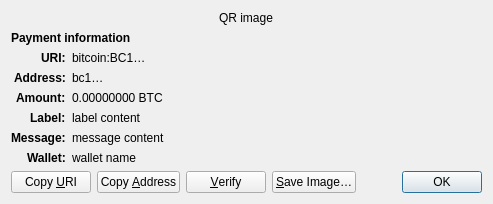
First picture: the form in src/qt/forms/receiverequestdialog.ui, repository genisyskernel/koyotecoin, before the edit.
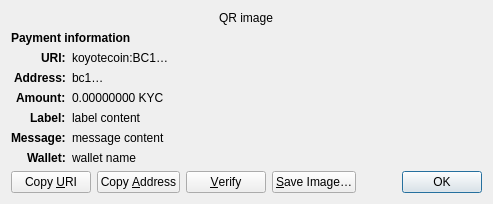
Second picture: the form after the edit. Custom widgets are drawn as their Qt base class.

Commit message: koyotecoin: update code base.

Diff of the .ui file:
```diff
--- a/src/qt/forms/receiverequestdialog.ui
+++ b/src/qt/forms/receiverequestdialog.ui
@@ -65,7 +65,7 @@
    <item row="2" column="1" alignment="Qt::AlignTop">
     <widget class="QLabel" name="uri_content">
      <property name="text">
-      <string notr="true">bitcoin:BC1…</string>
+      <string notr="true">koyotecoin:BC1…</string>
      </property>
      <property name="textFormat">
       <enum>Qt::RichText</enum>
@@ -126,7 +126,7 @@
    <item row="4" column="1" alignment="Qt::AlignTop">
     <widget class="QLabel" name="amount_content">
      <property name="text">
-      <string notr="true">0.00000000 BTC</string>
+      <string notr="true">0.00000000 KYC</string>
      </property>
      <property name="textFormat">
       <enum>Qt::PlainText</enum>
```
The commit also changes 2627 other files.
